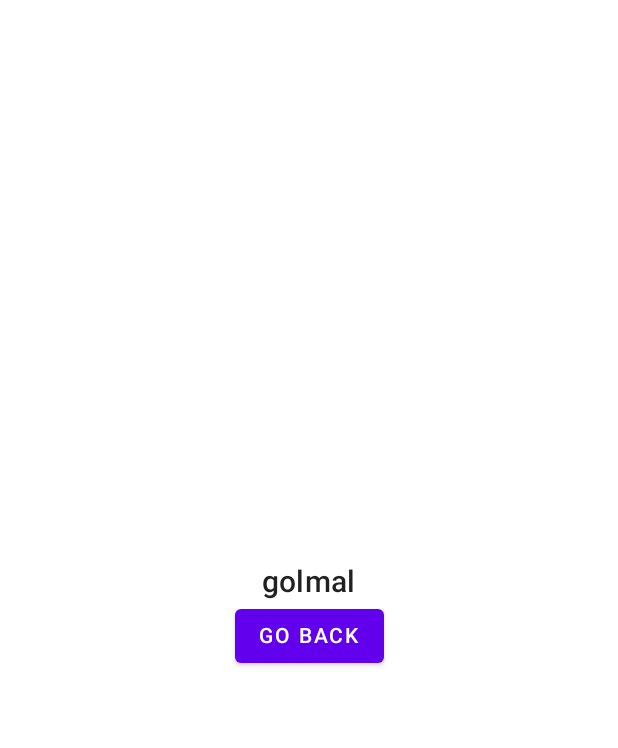
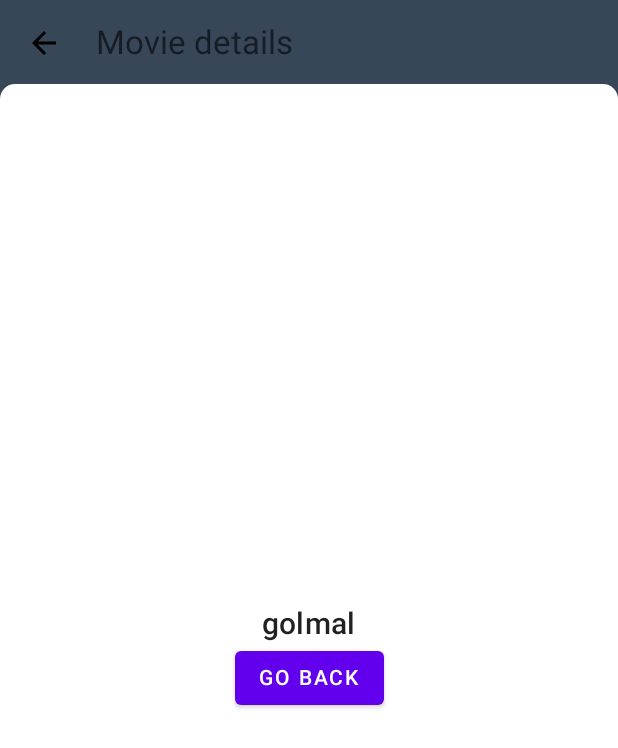
Before and after one commit to jackq97/movie-app-jetpack-compose, an Android app built with Jetpack Compose: the screen it shows after launch (MainActivity), after a tap on "golmal", on a phone screen of 412 x 824 dp. Shown: the top 748 px of the screen. Run offline under Robolectric (Android 15) with nearby library versions, the phone set to English and light mode, and no system bars; our stand-ins replace accompanist.

Commit message:
initial commit

```diff
--- a/app/src/main/java/com/example/jetmovieapp/screens/details/DetailsScreen.kt
+++ b/app/src/main/java/com/example/jetmovieapp/screens/details/DetailsScreen.kt
@@ -1,35 +1,82 @@
 package com.example.jetmovieapp.screens.details
 
-import androidx.compose.foundation.layout.Arrangement
-import androidx.compose.foundation.layout.Column
-import androidx.compose.foundation.layout.fillMaxSize
-import androidx.compose.material.Button
-import androidx.compose.material.MaterialTheme
-import androidx.compose.material.Surface
-import androidx.compose.material.Text
+import android.graphics.Paint
+import androidx.compose.foundation.BorderStroke
+import androidx.compose.foundation.layout.*
+import androidx.compose.foundation.shape.RoundedCornerShape
+import androidx.compose.material.*
+import androidx.compose.material.icons.Icons
+import androidx.compose.material.icons.filled.ArrowBack
 import androidx.compose.runtime.Composable
 import androidx.compose.ui.Alignment
 import androidx.compose.ui.Modifier
+import androidx.compose.ui.graphics.Color
 import androidx.compose.ui.layout.VerticalAlignmentLine
+import androidx.compose.ui.text.TextStyle
+import androidx.compose.ui.tooling.preview.Preview
+import androidx.compose.ui.unit.dp
+import androidx.compose.ui.unit.sp
 import androidx.navigation.NavController
+import androidx.navigation.compose.rememberNavController
+import com.example.jetmovieapp.MyApp
+import com.example.jetmovieapp.navigation.MovieNavigation
 
 // here we gonna add details screen for our app
 // this file is inside a package named details
 // the second parameter is data that we are passing from the
 // home screen
 
+
 @Composable
 fun DetailsScreen(navController: NavController,
                   movieData: String?){
 
-    Surface(modifier = Modifier.fillMaxSize()) {
+    Scaffold(
+        topBar = {
+            TopAppBar(
+                backgroundColor = Color(0xFF374758),
+                elevation = 0.dp
+            ) {
+                Row(
+                    verticalAlignment = Alignment.CenterVertically
+                ) {
+
+                    IconButton(modifier = Modifier.size(50.dp),
+                        onClick = { }) {
+                        Icon(
+                            Icons.Filled.ArrowBack,
+                            "back button",
+                            tint = Color.Black)
+                    }
+
+                    Text(
+                        modifier = Modifier.padding(start = 10.dp),
+                        text = "Movie details",
+                        fontSize = 22.sp,
+
+                    )
+                }
+            }
+        }
+
+    ) {
+
+        Surface(modifier = Modifier.fillMaxSize(),
+            color = Color(0xFF374758)
+        ) {
+
+            Surface(modifier = Modifier.fillMaxSize(),
+                shape = RoundedCornerShape(topStart = 10.dp,
+                    topEnd = 10.dp )
+            ) {
 
                 Column(
                     verticalArrangement = Arrangement.Center,
                     horizontalAlignment = Alignment.CenterHorizontally
                 ) {
 
-            Text(text = movieData.toString(),
+                    Text(
+                        text = movieData.toString(),
                         style = MaterialTheme.typography.h6
                     )
 
@@ -40,7 +87,8 @@ fun DetailsScreen(navController: NavController,
 
                     }) {
 
-                Text(text = "GO BACK",
+                        Text(
+                            text = "GO BACK",
                             style = MaterialTheme.typography.button
                         )
 
@@ -50,6 +98,17 @@ fun DetailsScreen(navController: NavController,
 
             }
 
+        }
 
 
     }
+}
+
+// using rememberNavController() in place of navigator controller
+// to check the ui and so it doesn't give an error
+
+@Preview(showBackground = true)
+@Composable
+fun DefaultPreview() {
+    DetailsScreen(rememberNavController(), "movie")
+}
```
Lines whose indentation alone changed are shown as unchanged.
